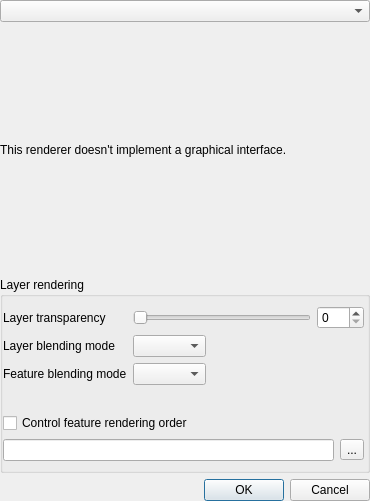
The window that src/ui/qgsrendererv2propsdialogbase.ui (carsmie/QGIS) describes before a commit, drawn with Qt 5.
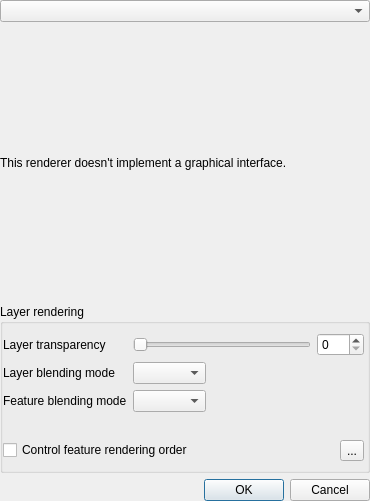
The same window after the commit. Icons and pictures are not drawn. Custom widgets are drawn as their Qt base class.

Commit message: [styledock] reduce height of vector layer rendering section (#3268)

```diff
--- a/src/ui/qgsrendererv2propsdialogbase.ui
+++ b/src/ui/qgsrendererv2propsdialogbase.ui
@@ -163,7 +163,7 @@
              <widget class="QgsBlendModeComboBox" name="mBlendModeComboBox"/>
             </item>
             <item row="4" column="0" colspan="4">
-             <layout class="QVBoxLayout" name="verticalLayout_3">
+             <layout class="QHBoxLayout" name="horizontalLayout_3">
               <item>
                <widget class="QCheckBox" name="checkboxEnableOrderBy">
                 <property name="text">
@@ -172,25 +172,11 @@
                </widget>
               </item>
               <item>
-               <layout class="QHBoxLayout" name="horizontalLayout_3">
-                <property name="topMargin">
-                 <number>0</number>
-                </property>
-                <item>
-                 <widget class="QLineEdit" name="lineEditOrderBy">
-                  <property name="readOnly">
-                   <bool>true</bool>
-                  </property>
-                 </widget>
-                </item>
-                <item>
                  <widget class="QToolButton" name="btnOrderBy">
                   <property name="text">
                    <string>...</string>
                   </property>
                  </widget>
-                </item>
-               </layout>
               </item>
              </layout>
             </item>
```
Left out of the diff: 4 changed lines with no effect on the pictures. Lines whose indentation alone changed are shown as unchanged. The commit also changes 1 other file.
